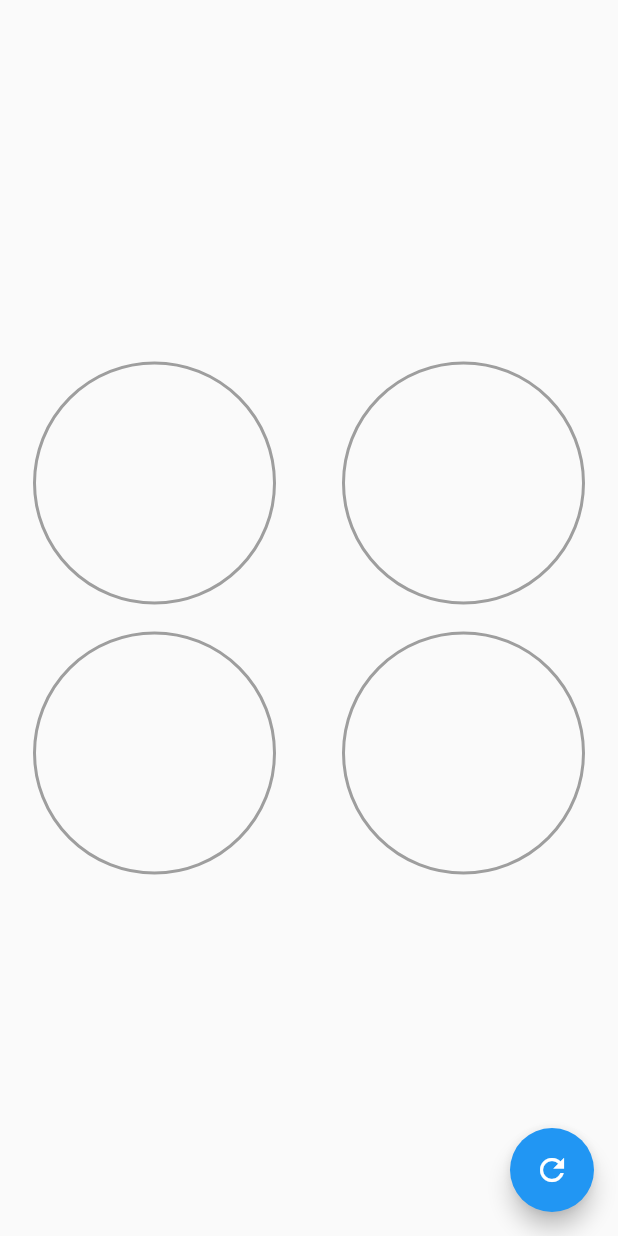
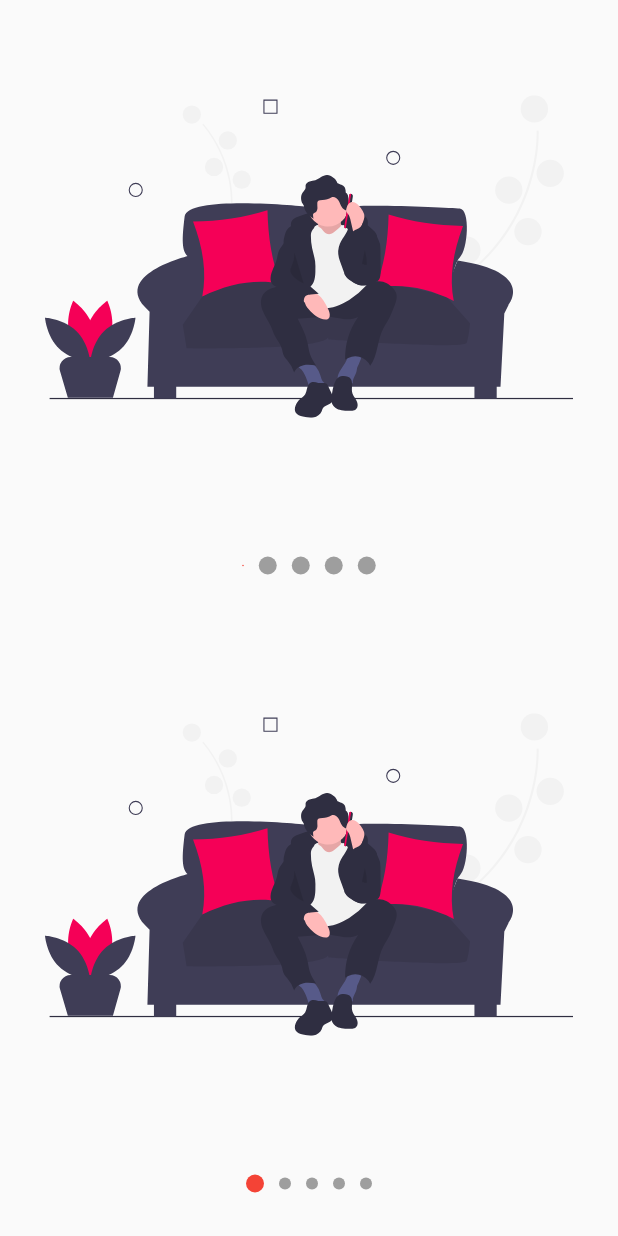
Before and after one commit to CarlosEsp710/flttr-designs, a Flutter app: the screen it shows after launch, on a phone screen of 412 x 824 dp. Run offline on Flutter 3.47's test engine with Material 2 defaults, Android fonts, the phone set to English and light mode, and no system bars; our stand-ins replace flutter_svg.

Commit message:
Custom Slideshow

```diff
--- a/lib/main.dart
+++ b/lib/main.dart
@@ -5,6 +5,7 @@ import 'package:custom_painter/src/pages/animations_page.dart';
 import 'package:custom_painter/src/retos/cuadrado_animado_page.dart';
 import 'package:custom_painter/src/labs/circular_progress_page.dart';
 import 'package:custom_painter/src/pages/pie_charts_page.dart';
+import 'package:custom_painter/src/pages/slideshow_page.dart';
 
 void main() {
   runApp(const MyApp());
@@ -18,7 +19,7 @@ class MyApp extends StatelessWidget {
     return MaterialApp(
       debugShowCheckedModeBanner: false,
       title: 'Diseños App',
-      home: PieChartsPage(),
+      home: SlideshowPage(),
     );
   }
 }
--- /dev/null
+++ b/lib/src/labs/slideshow_page.dart
@@ -0,0 +1,137 @@
+import 'package:flutter/material.dart';
+
+import 'package:flutter_svg/flutter_svg.dart';
+import 'package:custom_painter/src/models/slider_model.dart';
+
+import 'package:provider/provider.dart';
+
+class SlideShowPage extends StatelessWidget {
+  const SlideShowPage({Key? key}) : super(key: key);
+
+  @override
+  Widget build(BuildContext context) {
+    return ChangeNotifierProvider(
+      create: (_) => SliderModel(),
+      child: Scaffold(
+        body: Center(
+          child: Column(
+            children: const <Widget>[
+              Expanded(
+                child: _Slides(),
+              ),
+              _Dots(),
+            ],
+          ),
+        ),
+      ),
+    );
+  }
+}
+
+class _Slides extends StatefulWidget {
+  const _Slides({Key? key}) : super(key: key);
+
+  @override
+  State<_Slides> createState() => _SlidesState();
+}
+
+class _SlidesState extends State<_Slides> {
+  final pageViewController = PageController();
+
+  @override
+  void initState() {
+    super.initState();
+    pageViewController.addListener(() {
+      //print('${pageViewController.page}');
+      // Slider Model Provider
+      Provider.of<SliderModel>(context, listen: false).currentPage =
+          pageViewController.page!;
+    });
+  }
+
+  @override
+  void dispose() {
+    pageViewController.dispose();
+    super.dispose();
+  }
+
+  @override
+  Widget build(BuildContext context) {
+    return Container(
+      child: PageView(
+        controller: pageViewController,
+        children: const <Widget>[
+          _Slide(svg: 'assets/svg/slide-1.svg'),
+          _Slide(svg: 'assets/svg/slide-2.svg'),
+          _Slide(svg: 'assets/svg/slide-3.svg'),
+        ],
+      ),
+    );
+  }
+}
+
+class _Slide extends StatelessWidget {
+  final String svg;
+
+  const _Slide({
+    Key? key,
+    required this.svg,
+  }) : super(key: key);
+
+  @override
+  Widget build(BuildContext context) {
+    return Container(
+      width: double.infinity,
+      height: double.infinity,
+      padding: const EdgeInsets.all(30),
+      child: SvgPicture.asset(svg),
+    );
+  }
+}
+
+class _Dots extends StatelessWidget {
+  const _Dots({Key? key}) : super(key: key);
+
+  @override
+  Widget build(BuildContext context) {
+    return Container(
+      width: double.infinity,
+      height: 70,
+      child: Row(
+        mainAxisAlignment: MainAxisAlignment.center,
+        children: const <Widget>[
+          _Dot(index: 0),
+          _Dot(index: 1),
+          _Dot(index: 2),
+        ],
+      ),
+    );
+  }
+}
+
+class _Dot extends StatelessWidget {
+  final int index;
+
+  const _Dot({
+    Key? key,
+    required this.index,
+  }) : super(key: key);
+
+  @override
+  Widget build(BuildContext context) {
+    final pageViewIndex = Provider.of<SliderModel>(context).currentPage;
+
+    return AnimatedContainer(
+      duration: const Duration(milliseconds: 200),
+      width: 12,
+      height: 12,
+      margin: const EdgeInsets.symmetric(horizontal: 5),
+      decoration: BoxDecoration(
+        color: (pageViewIndex >= index - 0.5 && pageViewIndex < index + 0.5)
+            ? Colors.red
+            : Colors.grey,
+        shape: BoxShape.circle,
+      ),
+    );
+  }
+}
--- /dev/null
+++ b/lib/src/models/slider_model.dart
@@ -0,0 +1,12 @@
+import 'package:flutter/material.dart';
+
+class SliderModel with ChangeNotifier {
+  double _currentPage = 0;
+
+  double get currentPage => _currentPage;
+
+  set currentPage(double page) {
+    _currentPage = page;
+    notifyListeners();
+  }
+}
--- /dev/null
+++ b/lib/src/pages/slideshow_page.dart
@@ -0,0 +1,46 @@
+import 'package:flutter/material.dart';
+import 'package:flutter_svg/svg.dart';
+
+import 'package:custom_painter/src/widgets/slideshow.dart';
+
+class SlideshowPage extends StatelessWidget {
+  const SlideshowPage({Key? key}) : super(key: key);
+
+  @override
+  Widget build(BuildContext context) {
+    return Scaffold(
+      body: Column(
+        children: <Widget>[
+          Expanded(
+            child: Slideshow(
+              primaryColor: Colors.red,
+              primaryBullet: 1,
+              secondaryBullet: 12,
+              slides: <Widget>[
+                SvgPicture.asset('assets/svg/slide-1.svg'),
+                SvgPicture.asset('assets/svg/slide-2.svg'),
+                SvgPicture.asset('assets/svg/slide-3.svg'),
+                SvgPicture.asset('assets/svg/slide-4.svg'),
+                SvgPicture.asset('assets/svg/slide-5.svg'),
+              ],
+            ),
+          ),
+          Expanded(
+            child: Slideshow(
+              primaryColor: Colors.red,
+              primaryBullet: 12,
+              secondaryBullet: 8,
+              slides: <Widget>[
+                SvgPicture.asset('assets/svg/slide-1.svg'),
+                SvgPicture.asset('assets/svg/slide-2.svg'),
+                SvgPicture.asset('assets/svg/slide-3.svg'),
+                SvgPicture.asset('assets/svg/slide-4.svg'),
+                SvgPicture.asset('assets/svg/slide-5.svg'),
+              ],
+            ),
+          ),
+        ],
+      ),
+    );
+  }
+}
--- /dev/null
+++ b/lib/src/widgets/slideshow.dart
@@ -0,0 +1,230 @@
+// ignore_for_file: unnecessary_getters_setters
+
+import 'package:flutter/material.dart';
+
+import 'package:provider/provider.dart';
+
+class Slideshow extends StatelessWidget {
+  final List<Widget> slides;
+  final bool topDots;
+  final Color primaryColor;
+  final Color secondaryColor;
+  final double primaryBullet;
+  final double secondaryBullet;
+
+  const Slideshow({
+    Key? key,
+    required this.slides,
+    this.topDots = false,
+    this.primaryColor = Colors.blue,
+    this.secondaryColor = Colors.grey,
+    this.primaryBullet = 12,
+    this.secondaryBullet = 12,
+  }) : super(key: key);
+
+  @override
+  Widget build(BuildContext context) {
+    return ChangeNotifierProvider(
+      create: (_) => _SlideshowModel(),
+      child: SafeArea(
+        child: Center(
+          child: Builder(
+            builder: (BuildContext context) {
+              Provider.of<_SlideshowModel>(context).primaryColor = primaryColor;
+              Provider.of<_SlideshowModel>(context).secondaryColor =
+                  secondaryColor;
+              Provider.of<_SlideshowModel>(context).primaryBullet =
+                  primaryBullet;
+              Provider.of<_SlideshowModel>(context).secondaryBullet =
+                  secondaryBullet;
+
+              return _StructureSlideshow(
+                topDots: topDots,
+                slides: slides,
+              );
+            },
+          ),
+        ),
+      ),
+    );
+  }
+}
+
+class _StructureSlideshow extends StatelessWidget {
+  final bool topDots;
+  final List<Widget> slides;
+
+  const _StructureSlideshow({
+    Key? key,
+    required this.topDots,
+    required this.slides,
+  }) : super(key: key);
+
+  @override
+  Widget build(BuildContext context) {
+    return Column(
+      children: <Widget>[
+        if (topDots) _Dots(dots: slides.length),
+        Expanded(
+          child: _Slides(slides: slides),
+        ),
+        if (!topDots) _Dots(dots: slides.length),
+      ],
+    );
+  }
+}
+
+class _Slides extends StatefulWidget {
+  final List<Widget> slides;
+
+  const _Slides({
+    Key? key,
+    required this.slides,
+  }) : super(key: key);
+
+  @override
+  State<_Slides> createState() => _SlidesState();
+}
+
+class _SlidesState extends State<_Slides> {
+  final pageViewController = PageController();
+
+  @override
+  void initState() {
+    super.initState();
+    pageViewController.addListener(() {
+      Provider.of<_SlideshowModel>(context, listen: false).currentPage =
+          pageViewController.page!;
+    });
+  }
+
+  @override
+  void dispose() {
+    pageViewController.dispose();
+    super.dispose();
+  }
+
+  @override
+  Widget build(BuildContext context) {
+    return Container(
+      child: PageView(
+        controller: pageViewController,
+        children: widget.slides.map((slide) => _Slide(slide: slide)).toList(),
+      ),
+    );
+  }
+}
+
+class _Slide extends StatelessWidget {
+  final Widget slide;
+
+  const _Slide({
+    Key? key,
+    required this.slide,
+  }) : super(key: key);
+
+  @override
+  Widget build(BuildContext context) {
+    return Container(
+      width: double.infinity,
+      height: double.infinity,
+      padding: const EdgeInsets.all(30),
+      child: slide,
+    );
+  }
+}
+
+class _Dots extends StatelessWidget {
+  final int dots;
+
+  const _Dots({
+    Key? key,
+    required this.dots,
+  }) : super(key: key);
+
+  @override
+  Widget build(BuildContext context) {
+    return Container(
+      width: double.infinity,
+      height: 70,
+      child: Row(
+          mainAxisAlignment: MainAxisAlignment.center,
+          children: List.generate(dots, (i) => _Dot(index: i))),
+    );
+  }
+}
+
+class _Dot extends StatelessWidget {
+  final int index;
+
+  const _Dot({
+    Key? key,
+    required this.index,
+  }) : super(key: key);
+
+  @override
+  Widget build(BuildContext context) {
+    final ssModel = Provider.of<_SlideshowModel>(context);
+    double size = 0;
+    Color color;
+
+    if (ssModel.currentPage >= index - 0.5 &&
+        ssModel.currentPage < index + 0.5) {
+      size = ssModel.primaryBullet;
+      color = ssModel.primaryColor;
+    } else {
+      size = ssModel.secondaryBullet;
+      color = ssModel.secondaryColor;
+    }
+
+    return AnimatedContainer(
+      duration: const Duration(milliseconds: 200),
+      width: size,
+      height: size,
+      margin: const EdgeInsets.symmetric(horizontal: 5),
+      decoration: BoxDecoration(
+        color: color,
+        shape: BoxShape.circle,
+      ),
+    );
+  }
+}
+
+class _SlideshowModel with ChangeNotifier {
+  double _currentPage = 0;
+  Color _primaryColor = Colors.blue;
+  Color _secondaryColor = Colors.grey;
+  double _primaryBullet = 12;
+  double _secondaryBullet = 12;
+
+  double get currentPage => _currentPage;
+
+  set currentPage(double page) {
+    _currentPage = page;
+    notifyListeners();
+  }
+
+  Color get primaryColor => _primaryColor;
+
+  set primaryColor(Color color) {
+    _primaryColor = color;
+  }
+
+  Color get secondaryColor => _secondaryColor;
+
+  set secondaryColor(Color color) {
+    _secondaryColor = color;
+  }
+
+  double get primaryBullet => _primaryBullet;
+
+  set primaryBullet(double size) {
+    _primaryBullet = size;
+  }
+
+  double get secondaryBullet => _secondaryBullet;
+
+  set secondaryBullet(double size) {
+    _secondaryBullet = size;
+  }
+}
```
Also changed, not shown: pubspec.yaml (+5 -5 lines), assets/svg/slide-1.svg (added), assets/svg/slide-2.svg (added), assets/svg/slide-3.svg (added), assets/svg/slide-4.svg (added), assets/svg/slide-5.svg (added), pubspec.lock.
